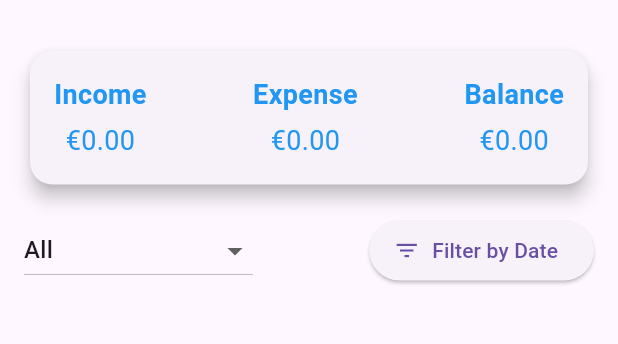
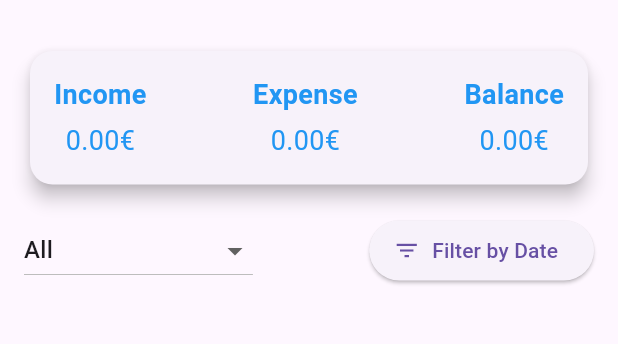
Before and after one commit to darkvuk/qr-budget-tracker, a Flutter app: the screen it shows after launch, on a phone screen of 412 x 824 dp, the part 63-407 px from its top. Run offline on Flutter 3.47's test engine with Material 3 defaults, Android fonts, the phone set to English and light mode, and no system bars; our stand-ins replace sqflite; missing offline and left inert: qr_code_scanner; accounts and stored records are empty.

Commit message:
Minor Fix

```diff
--- a/lib/main.dart
+++ b/lib/main.dart
@@ -184,7 +184,7 @@ class _HomePageState extends State<HomePage> {
                                     fontWeight: FontWeight.bold,
                                     color: Colors.blue)),
                             SizedBox(height: 5),
-                            Text('€${totalIncome.toStringAsFixed(2)}',
+                            Text('${totalIncome.toStringAsFixed(2)}€',
                                 style: TextStyle(
                                     fontSize: 18, color: Colors.blue)),
                           ],
@@ -197,7 +197,7 @@ class _HomePageState extends State<HomePage> {
                                     fontWeight: FontWeight.bold,
                                     color: Colors.blue)),
                             SizedBox(height: 5),
-                            Text('€${totalExpense.toStringAsFixed(2)}',
+                            Text('${totalExpense.toStringAsFixed(2)}€',
                                 style: TextStyle(
                                     fontSize: 18, color: Colors.blue)),
                           ],
@@ -210,7 +210,7 @@ class _HomePageState extends State<HomePage> {
                                     fontWeight: FontWeight.bold,
                                     color: Colors.blue)),
                             SizedBox(height: 5),
-                            Text('€${totalBalance.toStringAsFixed(2)}',
+                            Text('${totalBalance.toStringAsFixed(2)}€',
                                 style: TextStyle(
                                     fontSize: 18, color: Colors.blue)),
                           ],
@@ -273,7 +273,7 @@ class _HomePageState extends State<HomePage> {
                       ],
                     ),
                     trailing:
-                        Text('€${transaction['amount'].toStringAsFixed(2)}'),
+                        Text('${transaction['amount'].toStringAsFixed(2)}€'),
                     onTap: () => _showTransactionDetails(transaction),
                   ),
                 );
```
Also changed, not shown: 1 other file.
